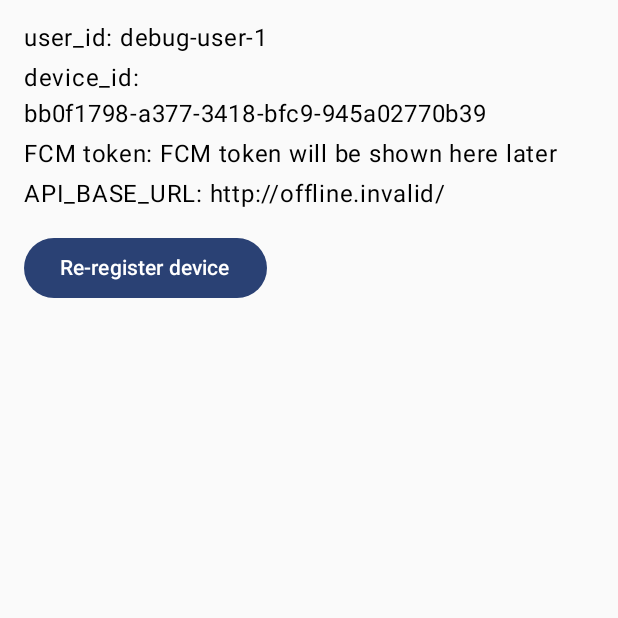
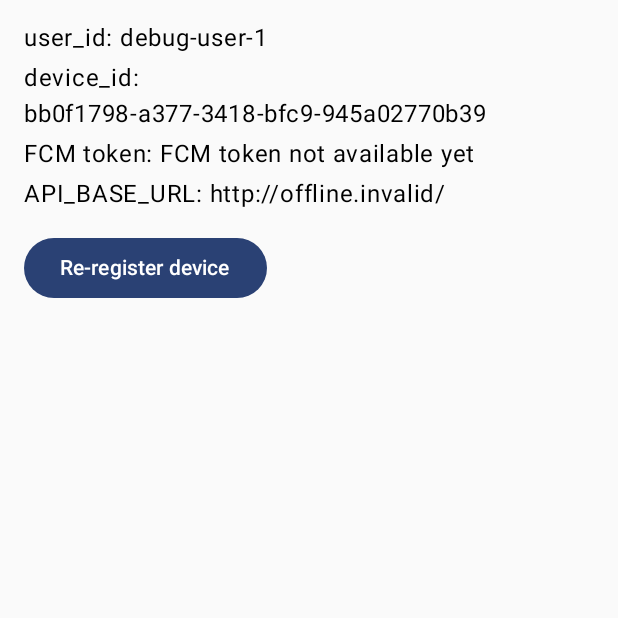
Before and after one commit to Pennyworths/FCM-Tutorial, an Android app built with Jetpack Compose: the screen it shows after launch (MainActivity), after a tap on "Re-register device", on a phone screen of 412 x 824 dp, the top half of it. Run offline under Robolectric (Android 15) with nearby library versions, the phone set to English and light mode, and no system bars.

Commit message:
fmc_token+Register

```diff
--- /dev/null
+++ b/android/app/src/main/java/com/example/fcmplayground/FcmTokenStore.kt
@@ -0,0 +1,18 @@
+package com.example.fcmplayground
+
+import android.content.Context
+
+object FcmTokenStore {
+    private const val PREFS_NAME = "fcm_playground_prefs"
+    private const val KEY_FCM_TOKEN = "fcm_token"
+
+    fun saveToken(context: Context, token: String) {
+        val prefs = context.getSharedPreferences(PREFS_NAME, Context.MODE_PRIVATE)
+        prefs.edit().putString(KEY_FCM_TOKEN, token).apply()
+    }
+
+    fun getToken(context: Context): String? {
+        val prefs = context.getSharedPreferences(PREFS_NAME, Context.MODE_PRIVATE)
+        return prefs.getString(KEY_FCM_TOKEN, null)
+    }
+}
--- a/android/app/src/main/java/com/example/fcmplayground/MainActivity.kt
+++ b/android/app/src/main/java/com/example/fcmplayground/MainActivity.kt
@@ -19,6 +19,18 @@
 import androidx.compose.ui.tooling.preview.Preview
 import androidx.compose.ui.unit.dp
 import com.example.fcmplayground.ui.theme.FcmplaygroundTheme
+import androidx.compose.runtime.getValue
+import androidx.compose.runtime.setValue
+import kotlinx.coroutines.*
+import android.util.Log
+import android.widget.Toast
+import kotlinx.coroutines.*
+import org.json.JSONObject
+import java.net.HttpURLConnection
+import java.net.URL
+
+
+
 
 class MainActivity : ComponentActivity() {
     override fun onCreate(savedInstanceState: Bundle?) {
@@ -34,65 +46,139 @@
         // API base URL from BuildConfig (generated by build.gradle.kts)
         val apiBaseUrl = BuildConfig.API_BASE_URL
 
+        val initialFcmToken = FcmTokenStore.getToken(this) ?: "FCM token not available yet"
+
         setContent {
             FcmplaygroundTheme {
                 MainScreen(
                     userId = userId,
                     deviceId = deviceId,
-                    apiBaseUrl = apiBaseUrl
+                    apiBaseUrl = apiBaseUrl,
+                    initialFcmToken = initialFcmToken,
+                    onReRegisterClick = { latestFcmToken ->
+                        registerDevice(
+                            userId = userId,
+                            deviceId = deviceId,
+                            fcmToken = latestFcmToken,
+                            apiBaseUrl = apiBaseUrl
+                        )
+                    }
                 )
             }
         }
     }
+
+    private fun registerDevice(
+        userId: String,
+        deviceId: String,
+        fcmToken: String,
+        apiBaseUrl: String
+    ) {
+        if (fcmToken.startsWith("FCM token not")) {
+            Toast.makeText(
+                /* context = */ this,
+                /* text = */ "FCM token not ready yet",
+                /* duration = */ Toast.LENGTH_SHORT
+            ).show()
+            return
+        }
+
+        val jsonBody = JSONObject().apply {
+            put("user_id", userId)
+            put("device_id", deviceId)
+            put("fcm_token", fcmToken)
+            put("platform", "android")
+        }
+
+        CoroutineScope(Dispatchers.IO).launch {
+            try {
+                val url = URL("$apiBaseUrl/devices/register")
+                Log.d("API", "POST $url body=${jsonBody}")
+
+                val conn = (url.openConnection() as HttpURLConnection).apply {
+                    requestMethod = "POST"
+                    connectTimeout = 10_000
+                    readTimeout = 10_000
+                    doOutput = true
+                    setRequestProperty("Content-Type", "application/json")
+                }
+
+                conn.outputStream.use { os ->
+                    os.write(jsonBody.toString().toByteArray(Charsets.UTF_8))
+                }
+
+                val code = conn.responseCode
+                val responseText = try {
+                    conn.inputStream.bufferedReader().use { it.readText() }
+                } catch (_: Exception) {
+                    ""
+                }
+                conn.disconnect()
+
+                Log.d("API", "registerDevice HTTP $code, response=$responseText")
+
+                withContext(Dispatchers.Main) {
+                    Toast.makeText(
+                        this@MainActivity,
+                        "registerDevice: HTTP $code",
+                        Toast.LENGTH_SHORT
+                    ).show()
+                }
+            } catch (e: Exception) {
+                Log.e("API", "registerDevice failed", e)
+                withContext(Dispatchers.Main) {
+                    Toast.makeText(
+                        this@MainActivity,
+                        "register failed: ${e.message}",
+                        Toast.LENGTH_SHORT
+                    ).show()
+                }
+            }
+        }
+    }
+
+
+
 }
 
 @Composable
 fun MainScreen(
     userId: String,
     deviceId: String,
-    apiBaseUrl: String
+    apiBaseUrl: String,
+    initialFcmToken: String,
+    onReRegisterClick: (String) -> Unit,   //
 ) {
-    val (fcmToken, _) =
-        remember { mutableStateOf("FCM token will be shown here later") }
+    var fcmToken by remember { mutableStateOf(initialFcmToken) }
 
     Column(
         modifier = Modifier
             .fillMaxSize()
             .padding(16.dp)
     ) {
-        Text(
-            text = "user_id: $userId",
-            style = MaterialTheme.typography.bodyLarge
-        )
+        Text("user_id: $userId", style = MaterialTheme.typography.bodyLarge)
         Spacer(Modifier.height(8.dp))
 
-        Text(
-            text = "device_id: $deviceId",
-            style = MaterialTheme.typography.bodyLarge
-        )
+        Text("device_id: $deviceId", style = MaterialTheme.typography.bodyLarge)
         Spacer(Modifier.height(8.dp))
 
-        Text(
-            text = "FCM token: $fcmToken",
-            style = MaterialTheme.typography.bodyLarge
-        )
+        Text("FCM token: $fcmToken", style = MaterialTheme.typography.bodyLarge)
         Spacer(Modifier.height(8.dp))
 
-        Text(
-            text = "API_BASE_URL: $apiBaseUrl",
-            style = MaterialTheme.typography.bodyLarge
-        )
+        Text("API_BASE_URL: $apiBaseUrl", style = MaterialTheme.typography.bodyLarge)
         Spacer(Modifier.height(16.dp))
 
         Button(
             onClick = {
-                // TODO: /devices/register
+                // send fcmToken to Activity
+                onReRegisterClick(fcmToken)
             }
         ) {
             Text("Re-register device")
         }
     }
 }
+
 
 @Preview(showBackground = true)
 @Composable
@@ -101,7 +187,9 @@
         MainScreen(
             userId = "debug-user-1",
             deviceId = "preview-device-id",
-            apiBaseUrl = "https://example.com/dev"
+            apiBaseUrl = "https://example.com/dev",
+            initialFcmToken = "preview-fcm-token",
+            onReRegisterClick = {}   //place holder
         )
     }
 }
```
Also changed, not shown: android/app/src/main/AndroidManifest.xml (+10 -1 lines), android/app/src/main/java/com/example/fcmplayground/MyFirebaseMessagingService.kt (added, +23 -0 lines), 1 other file.
